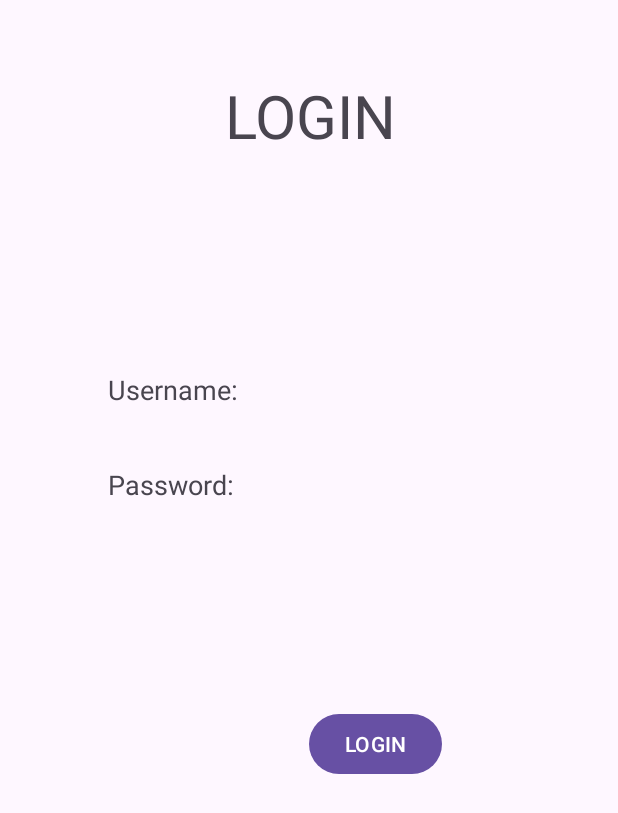
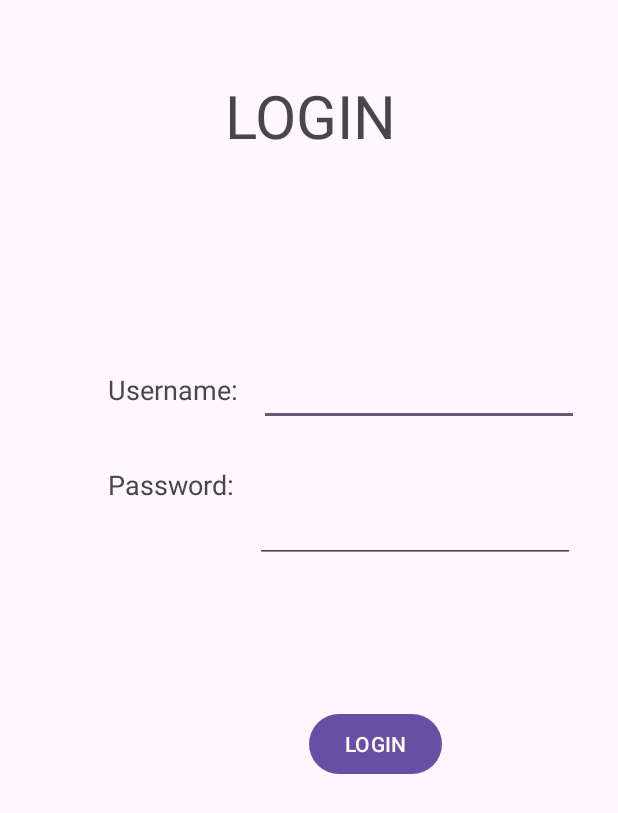
Before and after one commit to st10385722/MeetMeWhere, an Android app: the screen it shows after launch (MainActivity), on a phone screen of 412 x 824 dp. Shown: the top 813 px of the screen. Run offline under Robolectric (Android 15) with nearby library versions, the phone set to English and light mode, and no system bars.

Commit message:
textviews are put in

```diff
--- a/app/src/main/res/layout/activity_main.xml
+++ b/app/src/main/res/layout/activity_main.xml
@@ -63,5 +63,35 @@
         app:layout_constraintHorizontal_bias="0.0"
         app:layout_constraintStart_toStartOf="parent" />
 
+    <EditText
+        android:id="@+id/editTextText2"
+        android:layout_width="wrap_content"
+        android:layout_height="wrap_content"
+        android:layout_marginStart="11dp"
+        android:layout_marginTop="94dp"
+        android:layout_marginEnd="28dp"
+        android:layout_marginBottom="9dp"
+        android:ems="10"
+        android:inputType="text"
+        app:layout_constraintBottom_toTopOf="@+id/editTextTextPassword2"
+        app:layout_constraintEnd_toEndOf="parent"
+        app:layout_constraintStart_toEndOf="@+id/textViewUsername"
+        app:layout_constraintTop_toBottomOf="@+id/textView2" />
+
+    <EditText
+        android:id="@+id/editTextTextPassword2"
+        android:layout_width="wrap_content"
+        android:layout_height="wrap_content"
+        android:layout_marginStart="11dp"
+        android:layout_marginTop="9dp"
+        android:layout_marginEnd="31dp"
+        android:layout_marginBottom="70dp"
+        android:ems="10"
+        android:inputType="textPassword"
+        app:layout_constraintBottom_toTopOf="@+id/button"
+        app:layout_constraintEnd_toEndOf="parent"
+        app:layout_constraintStart_toEndOf="@+id/textViewPassword"
+        app:layout_constraintTop_toBottomOf="@+id/editTextText2" />
+
 
 </androidx.constraintlayout.widget.ConstraintLayout>
```
